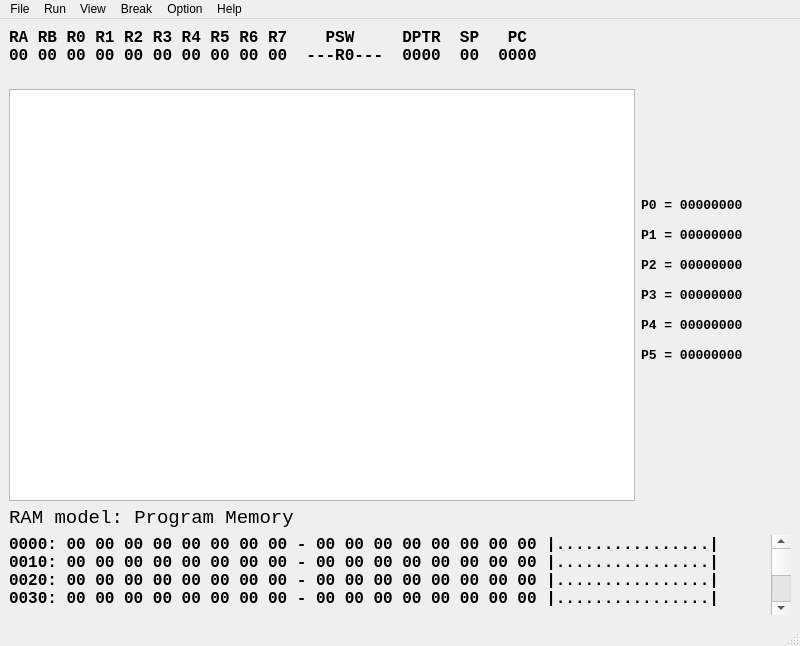
Old version of the form Gui/ui_MainWindow.ui in the repository RRRRubbit/Debugger.
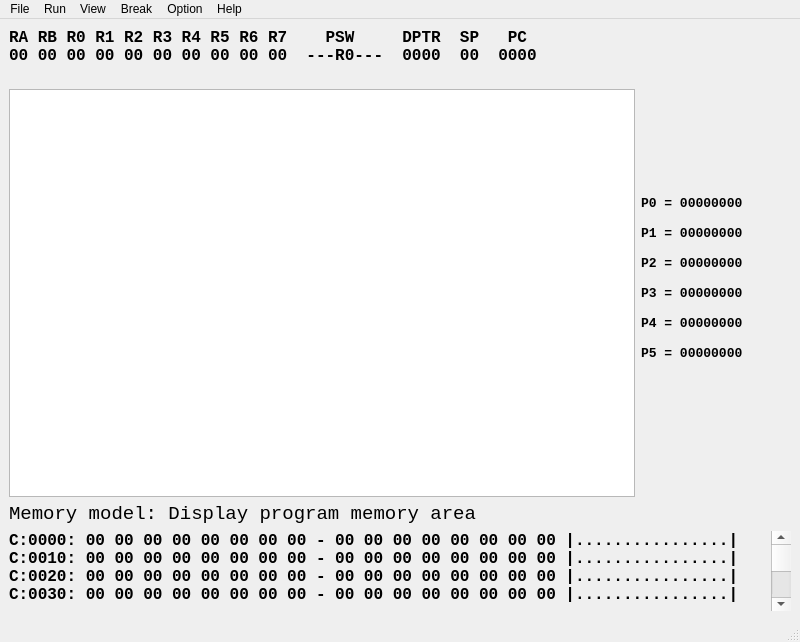
New version of the form.

Diff of the .ui file:
```diff
--- a/Gui/ui_MainWindow.ui
+++ b/Gui/ui_MainWindow.ui
@@ -13,7 +13,7 @@
     <x>0</x>
     <y>0</y>
     <width>800</width>
-    <height>646</height>
+    <height>642</height>
    </rect>
   </property>
   <property name="sizePolicy">
@@ -62,7 +62,7 @@
           </property>
           <property name="minimumSize">
            <size>
-            <width>0</width>
+            <width>900</width>
             <height>80</height>
            </size>
           </property>
@@ -87,10 +87,10 @@
            <enum>Qt::LeftToRight</enum>
           </property>
           <property name="text">
-           <string>0000: 00 00 00 00 00 00 00 00 - 00 00 00 00 00 00 00 00 |................|
-0010: 00 00 00 00 00 00 00 00 - 00 00 00 00 00 00 00 00 |................|
-0020: 00 00 00 00 00 00 00 00 - 00 00 00 00 00 00 00 00 |................|
-0030: 00 00 00 00 00 00 00 00 - 00 00 00 00 00 00 00 00 |................|</string>
+           <string>C:0000: 00 00 00 00 00 00 00 00 - 00 00 00 00 00 00 00 00 |................|
+C:0010: 00 00 00 00 00 00 00 00 - 00 00 00 00 00 00 00 00 |................|
+C:0020: 00 00 00 00 00 00 00 00 - 00 00 00 00 00 00 00 00 |................|
+C:0030: 00 00 00 00 00 00 00 00 - 00 00 00 00 00 00 00 00 |................|</string>
           </property>
           <property name="scaledContents">
            <bool>false</bool>
@@ -207,6 +207,12 @@
             <bold>true</bold>
            </font>
           </property>
+          <property name="verticalScrollBarPolicy">
+           <enum>Qt::ScrollBarAsNeeded</enum>
+          </property>
+          <property name="horizontalScrollBarPolicy">
+           <enum>Qt::ScrollBarAsNeeded</enum>
+          </property>
          </widget>
         </item>
         <item>
@@ -274,7 +280,7 @@
          </font>
         </property>
         <property name="text">
-         <string>RAM model: Program Memory</string>
+         <string>Memory model: Display program memory area</string>
         </property>
        </widget>
       </item>
```
Left out of the diff: 5 changed lines with no effect on the pictures.
